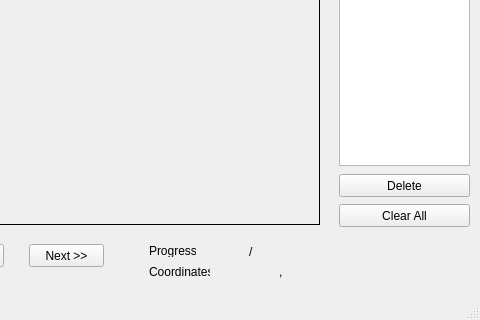
h2hallowdy/thesis-gui, file main.ui: the form before one commit; both pictures show x 231 to 711 and y 96 to 416 of the 711 by 416 pixel window.
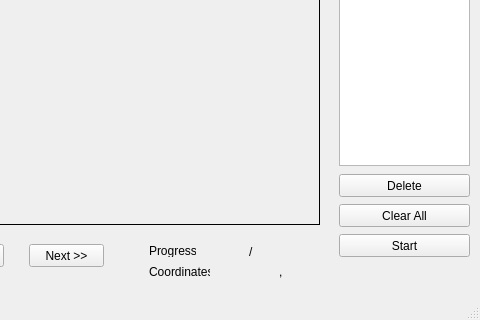
The form after the commit.

Commit message: add start button

Patch:
```diff
--- a/main.ui
+++ b/main.ui
@@ -258,6 +258,19 @@
      <string/>
     </property>
    </widget>
+   <widget class="QPushButton" name="startBtn">
+    <property name="geometry">
+     <rect>
+      <x>570</x>
+      <y>330</y>
+      <width>131</width>
+      <height>23</height>
+     </rect>
+    </property>
+    <property name="text">
+     <string>Start</string>
+    </property>
+   </widget>
   </widget>
   <widget class="QMenuBar" name="menubar">
    <property name="geometry">
```
The commit also changes 8 other files.
